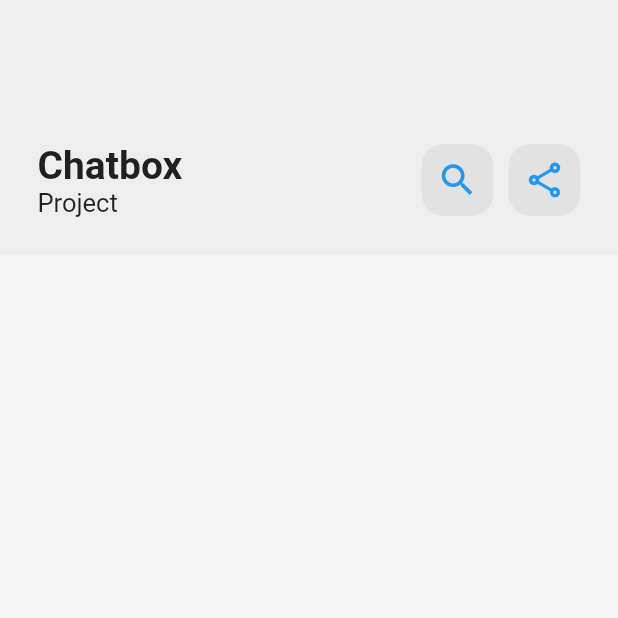
After one commit to shamim29/cloud-files, a Flutter app: the screen it shows after launch, after a tap on "Chatbox", on a phone screen of 412 x 824 dp, the top half of it. The commit adds this screen. Run offline on Flutter 3.47's test engine with Material 2 defaults, Android fonts, the phone set to English and light mode, and no system bars.

Commit message:
Prepare Project Page

```diff
--- /dev/null
+++ b/lib/pages/project.dart
@@ -0,0 +1,93 @@
+import 'package:flutter/material.dart';
+
+class ProjectPage extends StatefulWidget {
+
+  final String folderName;
+
+  ProjectPage({super.key, required this.folderName});
+
+  @override
+  State<ProjectPage> createState() => _ProjectPageState();
+}
+
+class _ProjectPageState extends State<ProjectPage> {
+  @override
+  Widget build(BuildContext context) {
+    return Scaffold(
+      backgroundColor: Colors.grey.shade100,
+      body: Column(
+        children: [
+          Container(
+            padding: EdgeInsets.symmetric(vertical: 25, horizontal: 25),
+            alignment: Alignment.bottomCenter,
+            height: 170,
+            decoration: BoxDecoration(
+              color: Colors.grey.shade200,
+            ),
+            child: Row(
+              mainAxisAlignment: MainAxisAlignment.spaceBetween,
+              children: [
+                Column(
+                  mainAxisSize: MainAxisSize.min,
+                  crossAxisAlignment: CrossAxisAlignment.start,
+                  children: [
+                    Text(
+                      "Chatbox",
+                      style: TextStyle(
+                        fontSize: 26,
+                        fontWeight: FontWeight.bold,
+                      ),
+                    ),
+                    Text(
+                      "Project",
+                      style: TextStyle(
+                        fontSize: 17,
+                      ),
+                    ),
+                  ],
+                ),
+                Row(
+                  children: [
+                    Container(
+                      decoration: BoxDecoration(
+                        borderRadius: BorderRadius.circular(15),
+                        color: Colors.black.withOpacity(.05),
+                      ),
+                      child: IconButton(
+                        icon: Icon(
+                          Icons.search,
+                          size: 28,
+                          color: Colors.blue,
+                        ),
+                        onPressed: () {},
+                      ),
+                    ),
+
+                    SizedBox(
+                      width: 10,
+                    ),
+
+                    Container(
+                      decoration: BoxDecoration(
+                        borderRadius: BorderRadius.circular(15),
+                        color: Colors.black.withOpacity(.05),
+                      ),
+                      child: IconButton(
+                        icon: Icon(
+                          Icons.share_outlined,
+                          size: 28,
+                          color: Colors.blue,
+                        ),
+                        onPressed: () {},
+                      ),
+                    ),
+                  ],
+                ),
+              ],
+            ),
+          ),
+        ],
+      ),
+    );
+  }
+}
--- a/lib/pages/team_folder.dart
+++ b/lib/pages/team_folder.dart
@@ -1,3 +1,4 @@
+import 'package:cloud_files/pages/project.dart';
 import 'package:flutter/material.dart';
 
 class TeamFolderPage extends StatefulWidget {
@@ -260,8 +261,15 @@ class _TeamFolderPageState extends State<TeamFolderPage> {
     );
   }
 
-  Container buildProjectRow(String folderName, ) {
-    return Container(
+  Widget buildProjectRow(String folderName) {
+    return GestureDetector(
+      onTap: (){
+        Navigator.of(context).push(MaterialPageRoute<void>(
+            builder: (BuildContext context) => ProjectPage(folderName: folderName),
+        ),
+        );
+      },
+      child: Container(
         margin: EdgeInsets.only(bottom: 8,),
                   padding: EdgeInsets.symmetric(horizontal: 20,),
                   height: 65,
@@ -295,6 +303,7 @@ class _TeamFolderPageState extends State<TeamFolderPage> {
                           ),
                       ),
                     ],
+                  ),
                 ),
     );
   }
```
Lines whose indentation alone changed are shown as unchanged.
